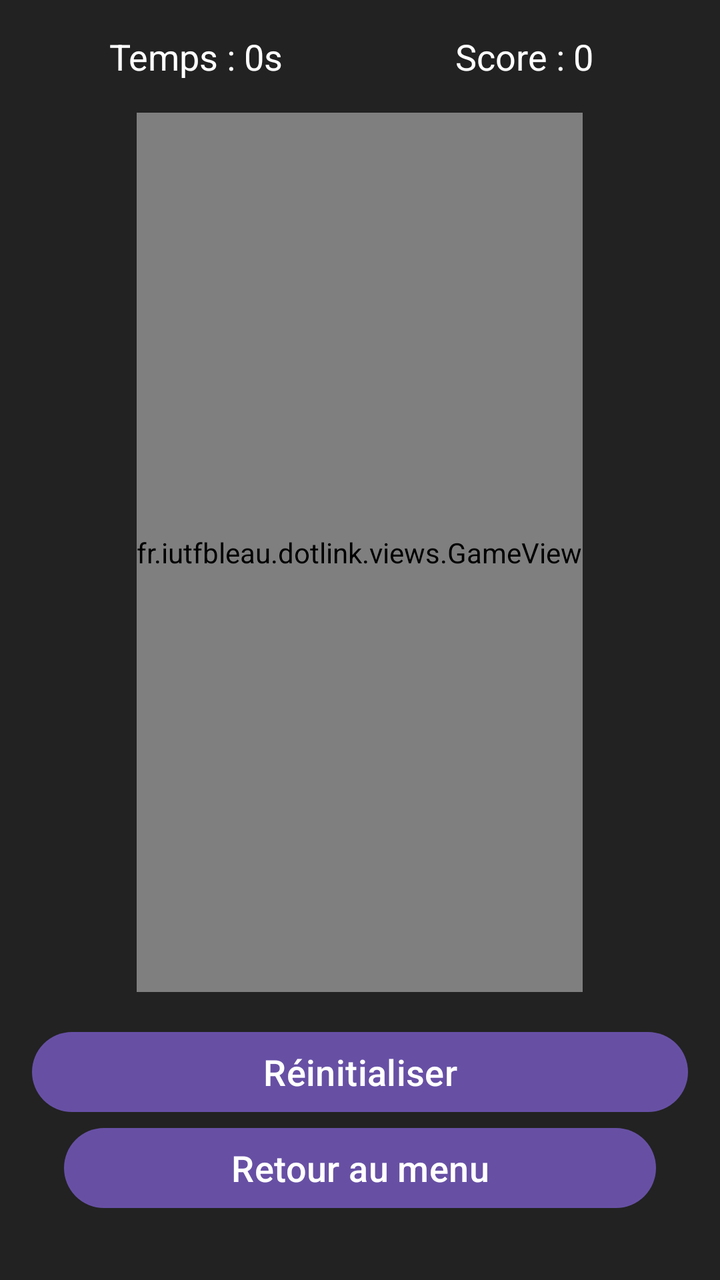
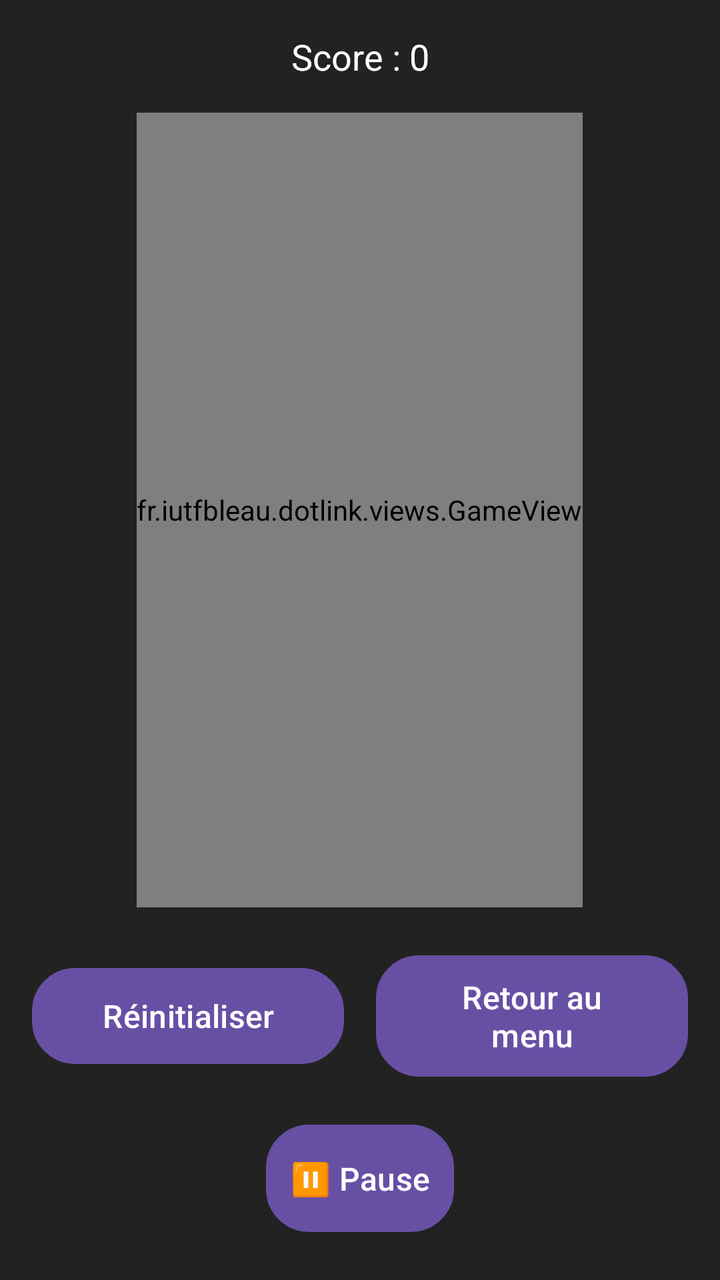

Compare the two renders of this Android layout. The source of the first and the diff that turns it into the second are given below.
<!-- AndroidManifest.xml: application theme Theme.Dotlink -->
<!-- res/layout/activity_game.xml -->
<?xml version="1.0" encoding="utf-8"?>
<LinearLayout xmlns:android="http://schemas.android.com/apk/res/android"
    android:orientation="vertical"
    android:background="#222222"
    android:gravity="center"
    android:layout_width="match_parent"
    android:layout_height="match_parent"
    android:padding="16dp">

    
    <LinearLayout
        android:layout_width="match_parent"
        android:layout_height="wrap_content"
        android:orientation="horizontal"
        android:gravity="center"
        android:layout_marginBottom="16dp"
        android:weightSum="2">

        <TextView
            android:id="@+id/chronoText"
            android:layout_width="0dp"
            android:layout_weight="1"
            android:layout_height="wrap_content"
            android:text="Temps : 0s"
            android:textColor="#FFFFFF"
            android:gravity="center"
            android:textSize="18sp" />

        <TextView
            android:id="@+id/scoreText"
            android:layout_width="0dp"
            android:layout_weight="1"
            android:layout_height="wrap_content"
            android:text="Score : 0"
            android:textColor="#FFFFFF"
            android:gravity="center"
            android:textSize="18sp" />
    </LinearLayout>

    
    <fr.iutfbleau.dotlink.views.GameView
        android:id="@+id/gameView"
        android:layout_width="wrap_content"
        android:layout_height="0dp"
        android:layout_weight="1"
        android:layout_gravity="center"
        android:layout_marginBottom="16dp"/>

    
    <Button
        android:id="@+id/resetButton"
        android:text="Réinitialiser"
        android:layout_width="match_parent"
        android:layout_height="wrap_content"
        android:textAllCaps="false"
        android:textSize="18sp"
        android:layout_gravity="center"/>

    <Button
        android:id="@+id/backButton"
        android:layout_width="match_parent"
        android:layout_height="wrap_content"
        android:text="Retour au menu"
        android:textAllCaps="false"
        android:textSize="18sp"
        android:layout_marginBottom="16dp"
        android:layout_marginStart="16dp"
        android:layout_marginEnd="16dp"
        />

</LinearLayout>
<!-- resources referenced by this layout -->
<resources>
  <style name="Theme.Dotlink" parent="Base.Theme.Dotlink" />
  <style name="Base.Theme.Dotlink" parent="Theme.Material3.DayNight.NoActionBar">
          
          
      </style>
</resources>

<!-- the commit's change to res/layout/activity_game.xml (unified diff, before → after) -->
@@ -1,4 +1,3 @@
-<?xml version="1.0" encoding="utf-8"?>
 <LinearLayout xmlns:android="http://schemas.android.com/apk/res/android"
     android:orientation="vertical"
     android:background="#222222"
@@ -15,16 +14,6 @@
         android:gravity="center"
         android:layout_marginBottom="16dp"
         android:weightSum="2">
-
-        <TextView
-            android:id="@+id/chronoText"
-            android:layout_width="0dp"
-            android:layout_weight="1"
-            android:layout_height="wrap_content"
-            android:text="Temps : 0s"
-            android:textColor="#FFFFFF"
-            android:gravity="center"
-            android:textSize="18sp" />
 
         <TextView
             android:id="@+id/scoreText"
@@ -47,25 +36,50 @@
         android:layout_marginBottom="16dp"/>
 
     
-    <Button
-        android:id="@+id/resetButton"
-        android:text="Réinitialiser"
+    <LinearLayout
         android:layout_width="match_parent"
         android:layout_height="wrap_content"
-        android:textAllCaps="false"
-        android:textSize="18sp"
-        android:layout_gravity="center"/>
+        android:orientation="horizontal"
+        android:gravity="center"
+        android:layout_marginTop="8dp"
+        android:layout_marginBottom="16dp"
+        android:weightSum="2">
 
+        <Button
+            android:id="@+id/resetButton"
+            android:layout_width="0dp"
+            android:layout_weight="1"
+            android:layout_height="wrap_content"
+            android:text="Réinitialiser"
+            android:textAllCaps="false"
+            android:textSize="16sp"
+            android:background="@drawable/button_neon_pink"
+            android:textColor="#FFFFFF"
+            android:layout_marginEnd="8dp"/>
+
+        <Button
+            android:id="@+id/backButton"
+            android:layout_width="0dp"
+            android:layout_weight="1"
+            android:layout_height="wrap_content"
+            android:text="Retour au menu"
+            android:textAllCaps="false"
+            android:textSize="16sp"
+            android:background="@drawable/button_neon_green"
+            android:textColor="#FFFFFF"
+            android:layout_marginStart="8dp"/>
+    </LinearLayout>
+
+    
     <Button
-        android:id="@+id/backButton"
-        android:layout_width="match_parent"
+        android:id="@+id/pauseButton"
+        android:layout_width="wrap_content"
         android:layout_height="wrap_content"
-        android:text="Retour au menu"
-        android:textAllCaps="false"
-        android:textSize="18sp"
-        android:layout_marginBottom="16dp"
-        android:layout_marginStart="16dp"
-        android:layout_marginEnd="16dp"
-        />
+        android:text="⏸ Pause"
+        android:textColor="#FFFFFF"
+        android:textSize="16sp"
+        android:background="@drawable/button_neon_white"
+        android:padding="12dp"
+        android:layout_margin="8dp" />
 
 </LinearLayout>
<!-- resource entries referenced after the edit -->
@@ -1,5 +1,56 @@
 <!-- resources referenced by this layout -->
 <resources>
+  <!-- drawable button_neon_green (drawable) -->
+  <?xml version="1.0" encoding="utf-8"?>
+  <selector xmlns:android="http://schemas.android.com/apk/res/android">
+      <item android:state_pressed="true">
+          <shape android:shape="rectangle">
+              <solid android:color="#004d00" />
+              <corners android:radius="20dp" />
+          </shape>
+      </item>
+      <item>
+          <shape android:shape="rectangle">
+              <solid android:color="#222222" />
+              <stroke android:width="3dp" android:color="#00FF00" />
+              <corners android:radius="20dp" />
+          </shape>
+      </item>
+  </selector>
+  <!-- drawable button_neon_pink (drawable) -->
+  <?xml version="1.0" encoding="utf-8"?>
+  <selector xmlns:android="http://schemas.android.com/apk/res/android">
+      <item android:state_pressed="true">
+          <shape android:shape="rectangle">
+              <solid android:color="#800040" />
+              <corners android:radius="20dp" />
+          </shape>
+      </item>
+      <item>
+          <shape android:shape="rectangle">
+              <solid android:color="#222222" />
+              <stroke android:width="3dp" android:color="#FF00FF" />
+              <corners android:radius="20dp" />
+          </shape>
+      </item>
+  </selector>
+  <!-- drawable button_neon_white (drawable) -->
+  <?xml version="1.0" encoding="utf-8"?>
+  <selector xmlns:android="http://schemas.android.com/apk/res/android">
+      <item android:state_pressed="true">
+          <shape android:shape="rectangle">
+              <solid android:color="#444444" />
+              <corners android:radius="20dp" />
+          </shape>
+      </item>
+      <item>
+          <shape android:shape="rectangle">
+              <solid android:color="#222222" />
+              <stroke android:width="3dp" android:color="#FFFFFF" />
+              <corners android:radius="20dp" />
+          </shape>
+      </item>
+  </selector>
   <style name="Theme.Dotlink" parent="Base.Theme.Dotlink" />
   <style name="Base.Theme.Dotlink" parent="Theme.Material3.DayNight.NoActionBar">
           
